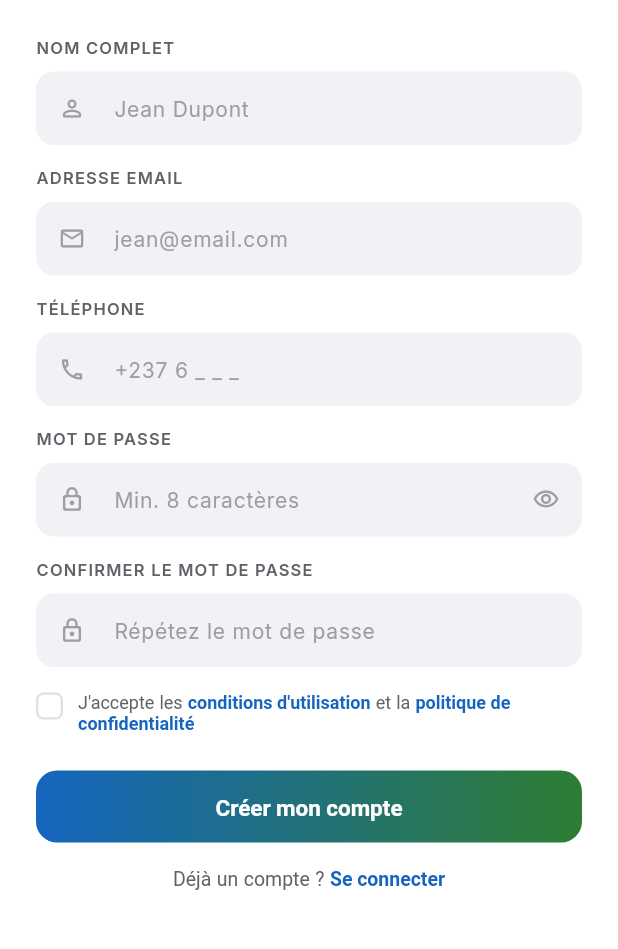
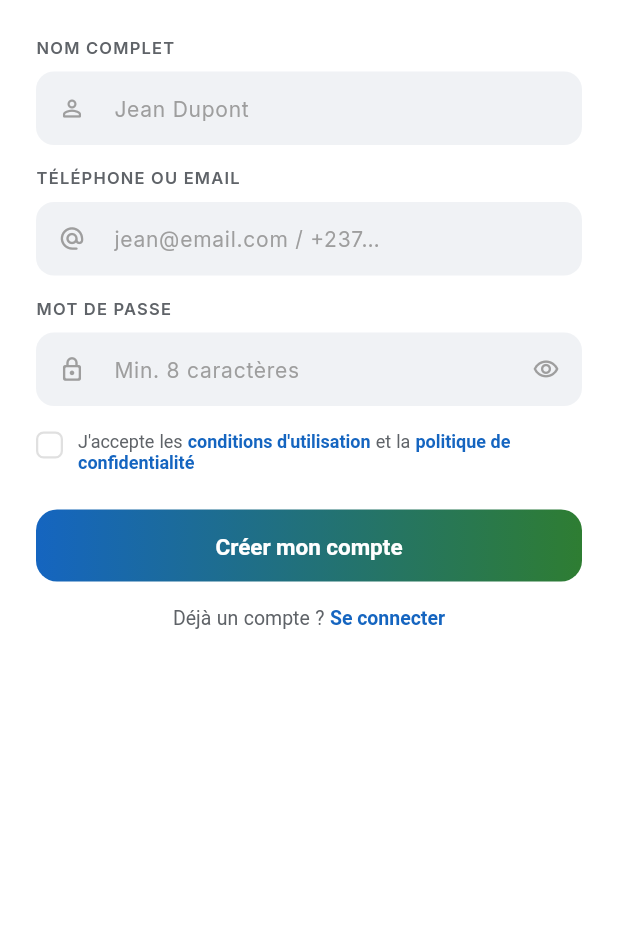
Before and after one commit to brayanroys8888888/LoyaTrack, a Flutter app: the RegisterScreen screen opened directly, on a phone screen of 412 x 824 dp, the part 206-1155 px from its top. Run offline on Flutter 3.47's test engine with Material 3 defaults, Android fonts, the phone set to English and light mode, and no system bars; our stand-ins replace dio, file_picker, firebase_core, firebase_messaging, flutter_local_notifications, flutter_secure_storage and 5 more; accounts and stored records are empty; generated files the repository leaves out were written again.

Commit message:
feat(auth): inscription simplifiée à 3 champs + marges internes des champs locataire
- Inscription : identifiant unique (email OU téléphone auto-détecté via « @ »),
  confirmation de mot de passe implicite → 3 champs essentiels (retour testeurs).
- Formulaire d'ajout de locataire : padding interne gauche des champs _GlassInput.

Co-Authored-By: Claude Opus 4.8 <noreply@anthropic.com>

```diff
--- a/frontend/papillongestion/lib/screens/add_locataire_screen.dart
+++ b/frontend/papillongestion/lib/screens/add_locataire_screen.dart
@@ -924,7 +924,8 @@ class _GlassInput extends StatelessWidget {
                   border: InputBorder.none,
                   isDense: true,
                   errorStyle: const TextStyle(fontSize: 11),
-                  contentPadding: const EdgeInsets.symmetric(vertical: 6),
+                  // Marge interne à gauche pour que le texte ne colle pas à l'icône.
+                  contentPadding: const EdgeInsets.only(left: 8, top: 6, bottom: 6),
                 ),
               ),
             ),
--- a/frontend/papillongestion/lib/screens/login_screen.dart
+++ b/frontend/papillongestion/lib/screens/login_screen.dart
@@ -191,38 +191,28 @@ class RegisterScreen extends StatefulWidget {
 
 class _RegisterScreenState extends State<RegisterScreen> {
   final _nom    = TextEditingController();
-  final _email  = TextEditingController();
-  final _tel    = TextEditingController();
+  // Identifiant unique : email OU téléphone (détecté via « @ »).
+  final _ident  = TextEditingController();
   final _pass   = TextEditingController();
-  final _conf   = TextEditingController();
   bool _obscure = true;
   bool _terms   = false;
   bool _loading = false;
 
   @override
   void dispose() {
-    for (final c in [_nom, _email, _tel, _pass, _conf]) c.dispose();
+    for (final c in [_nom, _ident, _pass]) c.dispose();
     super.dispose();
   }
 
   void _register() async {
     final t = AppLocalizations.of(context);
     final nom = _nom.text.trim();
-    final email = _email.text.trim();
-    final tel = _tel.text.trim();
+    final ident = _ident.text.trim();
     final pass = _pass.text;
-    final conf = _conf.text;
 
-    if (nom.isEmpty || pass.isEmpty || conf.isEmpty || (email.isEmpty && tel.isEmpty)) {
+    if (nom.isEmpty || ident.isEmpty || pass.isEmpty) {
       ScaffoldMessenger.of(context).showSnackBar(
         SnackBar(content: Text(t.registerRequired), backgroundColor: AppColors.danger),
-      );
-      return;
-    }
-
-    if (pass != conf) {
-      ScaffoldMessenger.of(context).showSnackBar(
-        SnackBar(content: Text(t.passwordsDontMatch), backgroundColor: AppColors.danger),
       );
       return;
     }
@@ -236,12 +226,19 @@ class _RegisterScreenState extends State<RegisterScreen> {
 
     setState(() => _loading = true);
 
+    // Un identifiant contenant « @ » est traité comme email, sinon téléphone.
+    final estEmail = ident.contains('@');
     final parts = nom.split(' ');
     final prenom = parts.isNotEmpty ? parts.first : '';
     final nomFamille = parts.length > 1 ? parts.sublist(1).join(' ') : '';
 
     final res = await AuthService().register(
-      email: email, telephone: tel, password: pass, confirmPassword: conf,
+      email: estEmail ? ident : '',
+      telephone: estEmail ? '' : ident,
+      password: pass,
+      // Plus de champ de confirmation : le backend exige password_confirm,
+      // on renvoie donc le même mot de passe.
+      confirmPassword: pass,
       nom: nomFamille, prenom: prenom,
     );
 
@@ -304,18 +301,11 @@ class _RegisterScreenState extends State<RegisterScreen> {
                       icon: Icons.person_outline_rounded,
                       context: context),
                   const SizedBox(height: 14),
-                  _Label(t.emailAddress, context),
+                  _Label(t.phoneOrEmail, context),
                   const SizedBox(height: 8),
-                  _Field(ctrl: _email, hint: 'jean@email.com',
-                      icon: Icons.email_outlined,
+                  _Field(ctrl: _ident, hint: 'jean@email.com / +237…',
+                      icon: Icons.alternate_email_rounded,
                       type: TextInputType.emailAddress,
-                      context: context),
-                  const SizedBox(height: 14),
-                  _Label(t.phone, context),
-                  const SizedBox(height: 8),
-                  _Field(ctrl: _tel, hint: '+237 6 _ _ _',
-                      icon: Icons.phone_outlined,
-                      type: TextInputType.phone,
                       context: context),
                   const SizedBox(height: 14),
                   _Label(t.password, context),
@@ -335,13 +325,6 @@ class _RegisterScreenState extends State<RegisterScreen> {
                               color: context.cHint),
                           onPressed: () =>
                               setState(() => _obscure = !_obscure))),
-                  const SizedBox(height: 14),
-                  _Label(t.confirmPassword, context),
-                  const SizedBox(height: 8),
-                  _Field(ctrl: _conf, hint: t.repeatPassword,
-                      icon: Icons.lock_outline_rounded,
-                      obscure: true,
-                      context: context),
                   const SizedBox(height: 16),
                   // CGU
                   GestureDetector(
```
